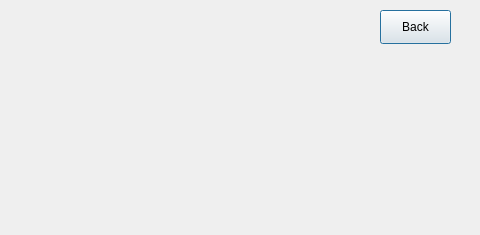
This is historyr.ui in SuperbusyMuxiaolin/exp as Qt 5 draws it before an edit. The edited form follows.
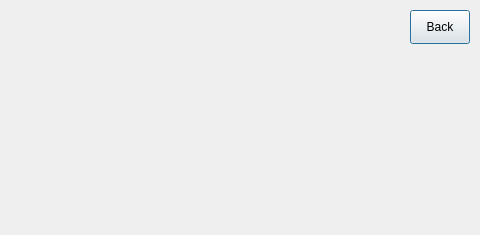
This is the edited form.

```diff
--- a/historyr.ui
+++ b/historyr.ui
@@ -16,9 +16,9 @@
   <widget class="QPushButton" name="BackButton">
    <property name="geometry">
     <rect>
-     <x>380</x>
+     <x>410</x>
      <y>10</y>
-     <width>71</width>
+     <width>60</width>
      <height>34</height>
     </rect>
    </property>
```
